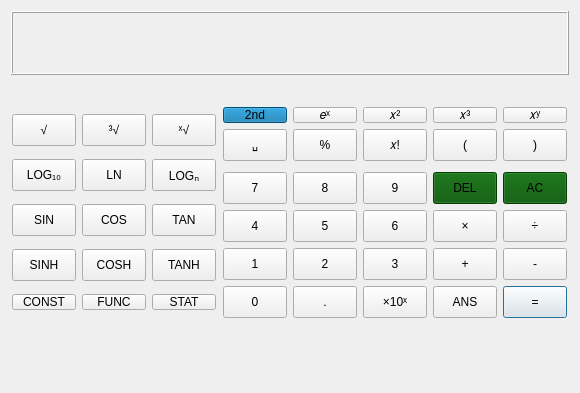
Qt form calculatorwidget.ui (ganelonhb/QDMSuite) before a commit.
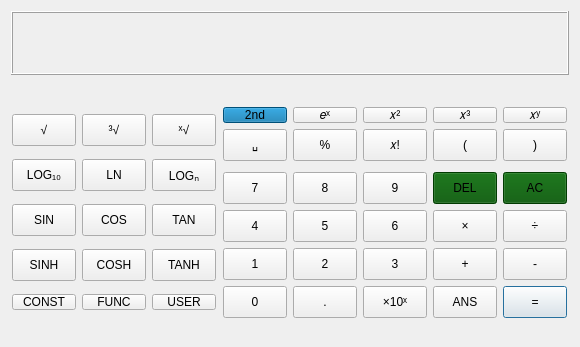
The same form after that commit. Custom widgets are drawn as their Qt base class.

```diff
--- a/calculatorwidget.ui
+++ b/calculatorwidget.ui
@@ -7,7 +7,7 @@
     <x>0</x>
     <y>0</y>
     <width>580</width>
-    <height>393</height>
+    <height>347</height>
    </rect>
   </property>
   <property name="windowTitle">
@@ -260,7 +260,7 @@
           </size>
          </property>
          <property name="text">
-          <string>STAT</string>
+          <string>USER</string>
          </property>
         </widget>
        </item>
```
